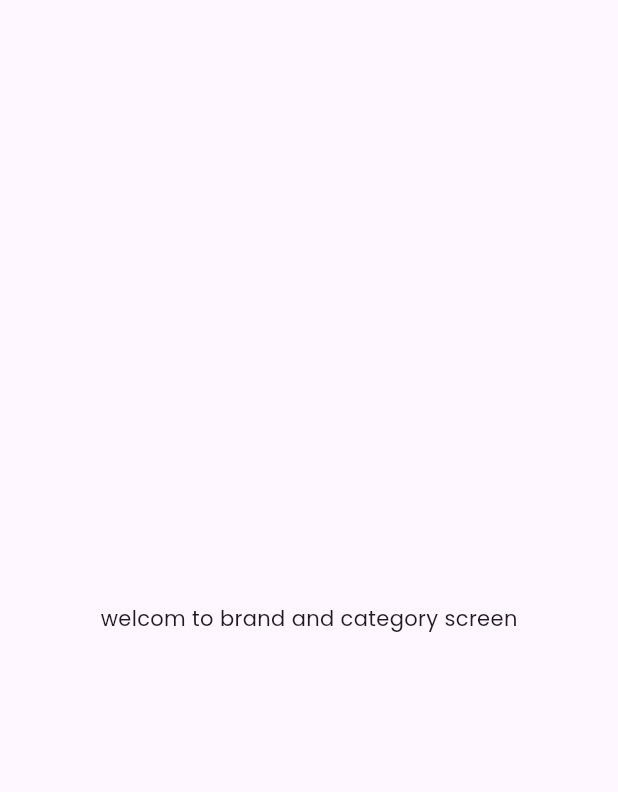
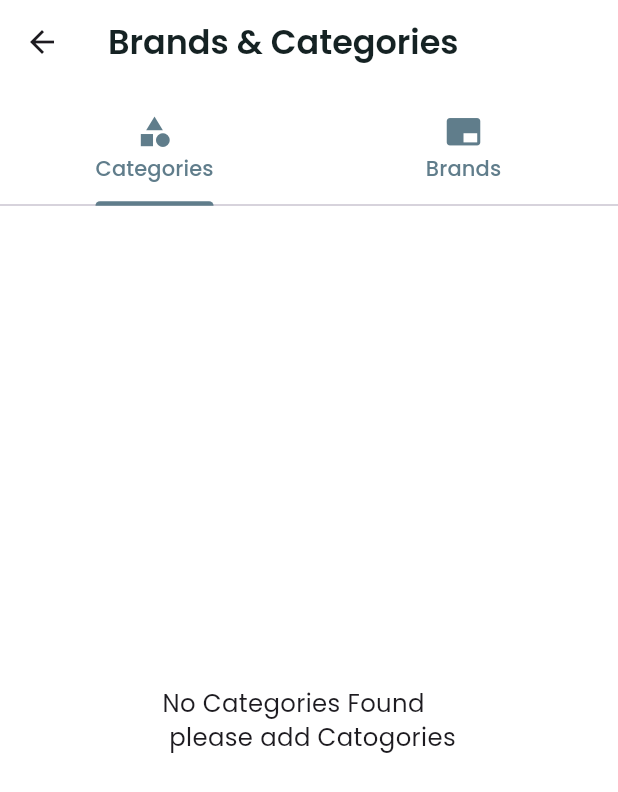
Before and after one commit to yadukrishnan369/beatbox, a Flutter app: the BrandAndCategoryScreen screen opened by its route, on a phone screen of 412 x 824 dp. Shown: the top 792 px of the screen. Run offline on Flutter 3.47's test engine with Material 3 defaults, Android fonts, the phone set to English and light mode, and no system bars; our stand-ins replace flutter_screenutil, google_fonts, hive, hive_flutter, image_picker, local_auth and 2 more; accounts and stored records are empty.

Commit message:
added brand/category screen

```diff
--- /dev/null
+++ b/lib/core/notifiers/brand_update_notifier.dart
@@ -0,0 +1,5 @@
+import 'package:flutter/material.dart';
+import 'package:beatbox/features/product_management/model/brand_model.dart';
+
+/// Notifier for Brand List UI Updates
+ValueNotifier<List<BrandModel>> brandUpdatedNotifier = ValueNotifier([]);
--- a/lib/features/home/widgets/category_section.dart
+++ b/lib/features/home/widgets/category_section.dart
@@ -1,6 +1,6 @@
 import 'dart:io';
 import 'package:beatbox/core/app_colors.dart';
-import 'package:beatbox/core/notifiers/category_update_notifiers.dart';
+import 'package:beatbox/core/notifiers/category_update_notifier.dart';
 import 'package:beatbox/routes/app_routes.dart';
 import 'package:beatbox/widgets/shimmer_widgets/shimmer_category_banner.dart';
 import 'package:flutter/material.dart';
--- a/lib/features/product_management/controller/brand_controller.dart
+++ b/lib/features/product_management/controller/brand_controller.dart
@@ -1,29 +1,35 @@
+import 'package:beatbox/core/notifiers/brand_update_notifier.dart';
 import 'package:hive/hive.dart';
 import '../model/brand_model.dart';
 
 class BrandController {
   static const String _boxName = 'brandBox'; //store box name in a variable
 
-  // open brandModel box
+  // open category box
   static Future<void> initBox() async {
     if (!Hive.isBoxOpen(_boxName)) {
       await Hive.openBox<BrandModel>(_boxName);
     }
+    _refreshNotifier(); //  Initial load
   }
 
-  // add brand
+  // add brands
   static Future<void> addBrand(BrandModel brand) async {
     final box = Hive.box<BrandModel>(_boxName);
-    for (var brand in box.values) {
-      print('Category Name: ${brand.brandName}');
-      print('Image Path: ${brand.brandImagePath}');
-    }
     await box.add(brand);
+    _refreshNotifier(); // // notifier update
   }
 
-  // get all brands
+  // Get all brands
   static List<BrandModel> getBrands() {
     final box = Hive.box<BrandModel>(_boxName);
-    return box.values.toList();
+    return box.values.toList().reversed.toList();
+  }
+
+  // notifier update method
+  static void _refreshNotifier() {
+    final box = Hive.box<BrandModel>(_boxName);
+    final data = box.values.toList().reversed.toList();
+    brandUpdatedNotifier.value = data;
   }
 }
--- a/lib/features/product_management/controller/category_controller.dart
+++ b/lib/features/product_management/controller/category_controller.dart
@@ -1,4 +1,4 @@
-import 'package:beatbox/core/notifiers/category_update_notifiers.dart';
+import 'package:beatbox/core/notifiers/category_update_notifier.dart';
 import 'package:hive/hive.dart';
 import '../model/category_model.dart';
 
@@ -23,7 +23,7 @@ class CategoryController {
   // get all category
   static List<CategoryModel> getAllCategory() {
     final box = Hive.box<CategoryModel>(_boxName);
-    return box.values.toList();
+    return box.values.toList().reversed.toList();
   }
 
   // notifier update method
--- a/lib/features/product_management/model/brand_model.dart
+++ b/lib/features/product_management/model/brand_model.dart
@@ -8,10 +8,10 @@ class BrandModel extends HiveObject {
   final String id;
 
   @HiveField(1)
-  final String brandName;
+  String brandName;
 
   @HiveField(2)
-  final String brandImagePath;
+  String brandImagePath;
 
   BrandModel({
     required this.id,
--- a/lib/features/product_management/model/category_model.dart
+++ b/lib/features/product_management/model/category_model.dart
@@ -8,10 +8,10 @@ class CategoryModel extends HiveObject {
   final String id;
 
   @HiveField(1)
-  final String categoryName;
+  String categoryName;
 
   @HiveField(2)
-  final String categoryImagePath;
+  String categoryImagePath;
 
   CategoryModel({
     required this.id,
--- a/lib/features/product_management/ui/brand_category_screen.dart
+++ b/lib/features/product_management/ui/brand_category_screen.dart
@@ -1,4 +1,10 @@
+import 'package:beatbox/features/product_management/widgets/brand_list_tile_widget.dart';
+import 'package:beatbox/features/product_management/widgets/category_list_tile_widget.dart';
 import 'package:flutter/material.dart';
+import 'package:flutter_screenutil/flutter_screenutil.dart';
+import 'package:beatbox/core/app_colors.dart';
+import 'package:beatbox/features/product_management/controller/brand_controller.dart';
+import 'package:beatbox/features/product_management/controller/category_controller.dart';
 
 class BrandAndCategoryScreen extends StatefulWidget {
   const BrandAndCategoryScreen({super.key});
@@ -7,11 +13,65 @@ class BrandAndCategoryScreen extends StatefulWidget {
   State<BrandAndCategoryScreen> createState() => _BrandAndCategoryScreenState();
 }
 
-class _BrandAndCategoryScreenState extends State<BrandAndCategoryScreen> {
+class _BrandAndCategoryScreenState extends State<BrandAndCategoryScreen>
+    with SingleTickerProviderStateMixin {
+  late TabController _tabController;
+
+  @override
+  void initState() {
+    super.initState();
+    _tabController = TabController(length: 2, vsync: this);
+    CategoryController.initBox();
+    BrandController.initBox();
+  }
+
+  @override
+  void dispose() {
+    _tabController.dispose();
+    super.dispose();
+  }
+
   @override
   Widget build(BuildContext context) {
     return Scaffold(
-      body: Center(child: Text("welcom to brand and category screen")),
+      backgroundColor: AppColors.white,
+      appBar: AppBar(
+        backgroundColor: AppColors.white,
+        title: Text(
+          'Brands & Categories',
+          style: TextStyle(
+            fontSize: 22.sp,
+            fontWeight: FontWeight.w600,
+            color: AppColors.textPrimary,
+          ),
+        ),
+        bottom: PreferredSize(
+          preferredSize: Size.fromHeight(80.h),
+          child: Container(
+            color: AppColors.white,
+            child: TabBar(
+              controller: _tabController,
+              indicatorColor: AppColors.primary,
+              labelColor: AppColors.primary,
+              unselectedLabelColor: AppColors.primary,
+              tabs: [
+                Tab(
+                  icon: Icon(Icons.category, size: 24.sp),
+                  text: 'Categories',
+                ),
+                Tab(
+                  icon: Icon(Icons.branding_watermark, size: 24.sp),
+                  text: 'Brands',
+                ),
+              ],
+            ),
+          ),
+        ),
+      ),
+      body: TabBarView(
+        controller: _tabController,
+        children: [CatogoryListTabTile(), BrandListTabTile()],
+      ),
     );
   }
 }
```
Also changed, not shown: lib/features/home/controller/category_controller.dart (deleted, +0 -10 lines), lib/features/product_management/ui/manage_stock_screen.dart (+6 -3 lines), lib/features/product_management/widgets/brand_list_tile_widget.dart (added, +116 -0 lines), lib/features/product_management/widgets/category_list_tile_widget.dart (added, +115 -0 lines), lib/features/product_management/widgets/edit_catogory_brand_dialogs.dart (added, +174 -0 lines), lib/core/notifiers/category_update_notifier.dart (renamed from lib/core/notifiers/category_update_notifiers.dart).
